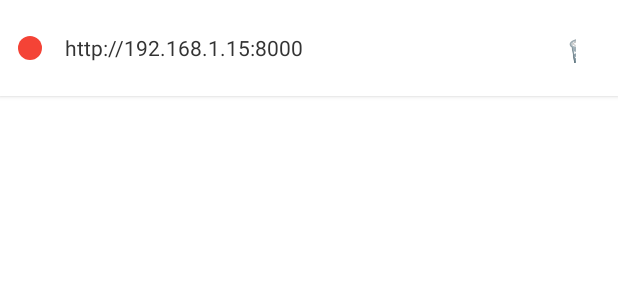
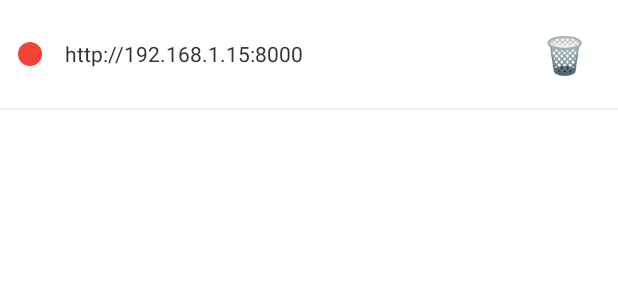
Before and after one commit to Automatic-Anywhere/file-share-app, an Android app: the layout item_history.xml on its own in the app's theme, with its tools: preview values and no code run, on a phone screen of 412 x 824 dp. Shown: the top 300 px of the screen. Run offline under Robolectric (Android 15) with nearby library versions, the phone set to English and light mode, and no system bars.

Commit message:
Update item_history.xml

```diff
--- a/app/src/main/res/layout/item_history.xml
+++ b/app/src/main/res/layout/item_history.xml
@@ -27,14 +27,19 @@
         android:textColor="#333"
         android:text="http://192.168.1.15:8000" />
 
-    <!-- Nút Xóa (Đưa về bên phải) -->
+    <!-- Nút Xóa (Đã tăng kích thước để không bị che icon) -->
     <Button
         android:id="@+id/btnDelete"
-        android:layout_width="40dp"
-        android:layout_height="40dp"
+        android:layout_width="48dp"
+        android:layout_height="48dp"
         android:text="🗑️"
+        android:padding="0dp"
+        android:insetLeft="0dp"
+        android:insetTop="0dp"
+        android:insetRight="0dp"
+        android:insetBottom="0dp"
         android:background="?attr/selectableItemBackgroundBorderless"
-        android:textSize="20sp"
+        android:textSize="24sp"
         android:layout_marginLeft="15dp" />
 
 </LinearLayout>
```
